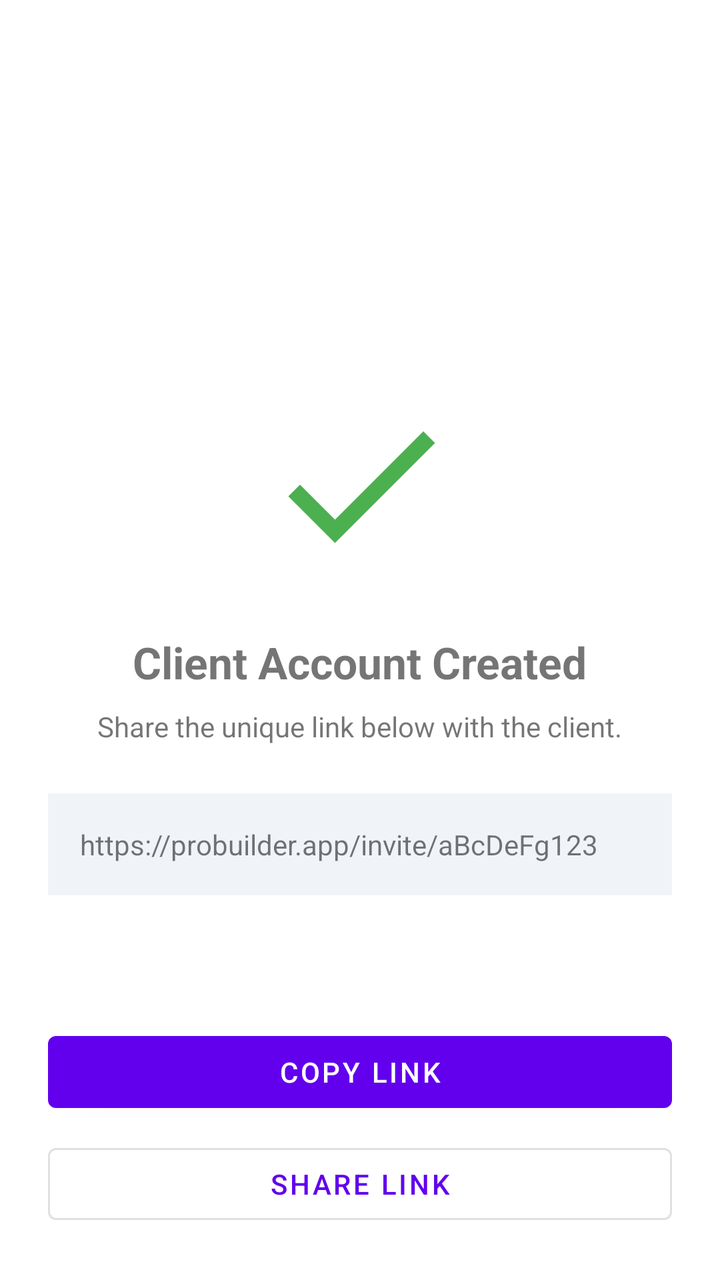
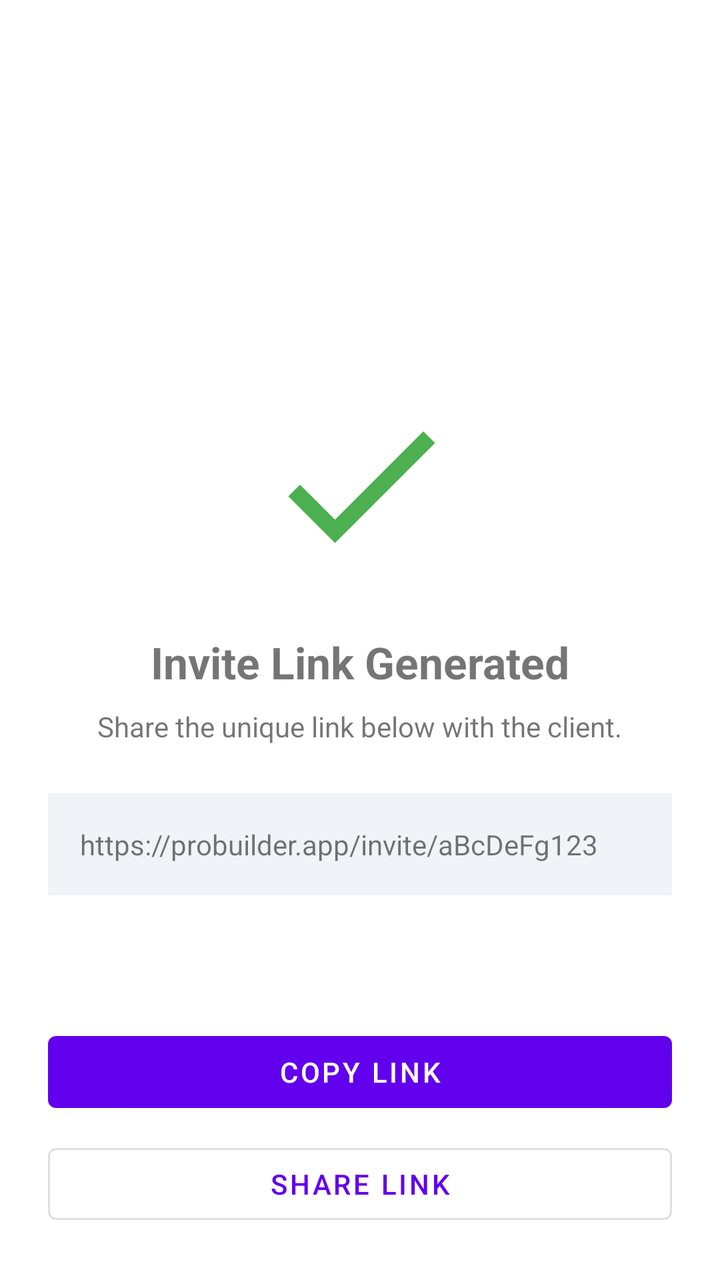

An Android layout rendered at two revisions. The XML below is the earlier revision; the diff shows what the commit changed to produce the second picture.
<!-- AndroidManifest.xml: application theme Theme.ProBuilder -->
<!-- res/layout/activity_invite_success.xml -->
<?xml version="1.0" encoding="utf-8"?>
<RelativeLayout xmlns:android="http://schemas.android.com/apk/res/android"
    xmlns:app="http://schemas.android.com/apk/res-auto"
    android:layout_width="match_parent"
    android:layout_height="match_parent"
    android:background="#FFFFFF"
    android:padding="24dp">

    <LinearLayout
        android:layout_width="match_parent"
        android:layout_height="wrap_content"
        android:layout_centerInParent="true"
        android:gravity="center"
        android:orientation="vertical">

        <ImageView
            android:layout_width="100dp"
            android:layout_height="100dp"
            android:layout_marginBottom="24dp"
            android:src="@drawable/ic_success_checkmark" />

        <TextView
            android:layout_width="wrap_content"
            android:layout_height="wrap_content"
            android:layout_marginBottom="8dp"
            android:text="Client Account Created"
            android:textSize="22sp"
            android:textStyle="bold" />

        <TextView
            android:layout_width="wrap_content"
            android:layout_height="wrap_content"
            android:text="Share the unique link below with the client."
            android:textAlignment="center" />

        <TextView
            android:id="@+id/tvInviteLink"
            android:layout_width="match_parent"
            android:layout_height="wrap_content"
            android:layout_marginTop="24dp"
            android:background="#F0F4F8"
            android:padding="16dp"
            android:text="https://probuilder.app/invite/aBcDeFg123"
            android:textIsSelectable="true" />

    </LinearLayout>

    <LinearLayout
        android:layout_width="match_parent"
        android:layout_height="wrap_content"
        android:layout_alignParentBottom="true"
        android:orientation="vertical">

        <Button
            android:id="@+id/btnCopyLink"
            android:layout_width="match_parent"
            android:layout_height="wrap_content"
            android:layout_marginBottom="8dp"
            android:text="Copy Link" />

        <Button
            android:id="@+id/btnShareLink"
            style="@style/Widget.MaterialComponents.Button.OutlinedButton"
            android:layout_width="match_parent"
            android:layout_height="wrap_content"
            android:text="Share Link" />

    </LinearLayout>

</RelativeLayout>
<!-- resources referenced by this layout -->
<resources>
  <!-- drawable ic_success_checkmark (drawable) -->
  <?xml version="1.0" encoding="utf-8"?>
  <vector xmlns:android="http://schemas.android.com/apk/res/android"
      android:width="24dp"
      android:height="24dp"
      android:viewportWidth="24"
      android:viewportHeight="24">
      <path
          android:fillColor="#4CAF50"
          android:pathData="M9,16.2L4.8,12l-1.4,1.4L9,19L21,7l-1.4,-1.4L9,16.2z" />
  </vector>
  <style name="Theme.ProBuilder" parent="Theme.MaterialComponents.Light.NoActionBar">
          
          <item name="colorPrimary">@color/colorPrimary</item>
          <item name="colorPrimaryVariant">@color/colorPrimaryDark</item>
          <item name="colorOnPrimary">@color/white</item>
          
          <item name="colorSecondary">@color/colorAccent</item>
          <item name="colorSecondaryVariant">@color/colorAccent</item>
          <item name="colorOnSecondary">@color/white</item>
          
          <item name="android:statusBarColor">?attr/colorPrimaryVariant</item>
      </style>
  <color name="colorPrimary">#6200EE</color>
  <color name="colorPrimaryDark">#3700B3</color>
  <color name="white">#FFFFFF</color>
  <color name="colorAccent">#03DAC5</color>
</resources>

<!-- the commit's change to res/layout/activity_invite_success.xml (unified diff, before → after) -->
@@ -23,7 +23,7 @@
             android:layout_width="wrap_content"
             android:layout_height="wrap_content"
             android:layout_marginBottom="8dp"
-            android:text="Client Account Created"
+            android:text="Invite Link Generated"
             android:textSize="22sp"
             android:textStyle="bold" />
 
<!-- resource entries referenced after the edit -->
@@ -22,10 +22,17 @@
           <item name="colorOnSecondary">@color/white</item>
           
           <item name="android:statusBarColor">?attr/colorPrimaryVariant</item>
+          <item name="android:windowAnimationStyle">@style/WindowAnimationTransition</item>
       </style>
   <color name="colorPrimary">#6200EE</color>
   <color name="colorPrimaryDark">#3700B3</color>
   <color name="white">#FFFFFF</color>
   <color name="colorAccent">#03DAC5</color>
+  <style name="WindowAnimationTransition">
+          <item name="android:activityOpenEnterAnimation">@anim/slide_in_right</item>
+          <item name="android:activityOpenExitAnimation">@anim/slide_out_left</item>
+          <item name="android:activityCloseEnterAnimation">@anim/slide_in_left</item>
+          <item name="android:activityCloseExitAnimation">@anim/slide_out_right</item>
+      </style>
 </resources>
 
